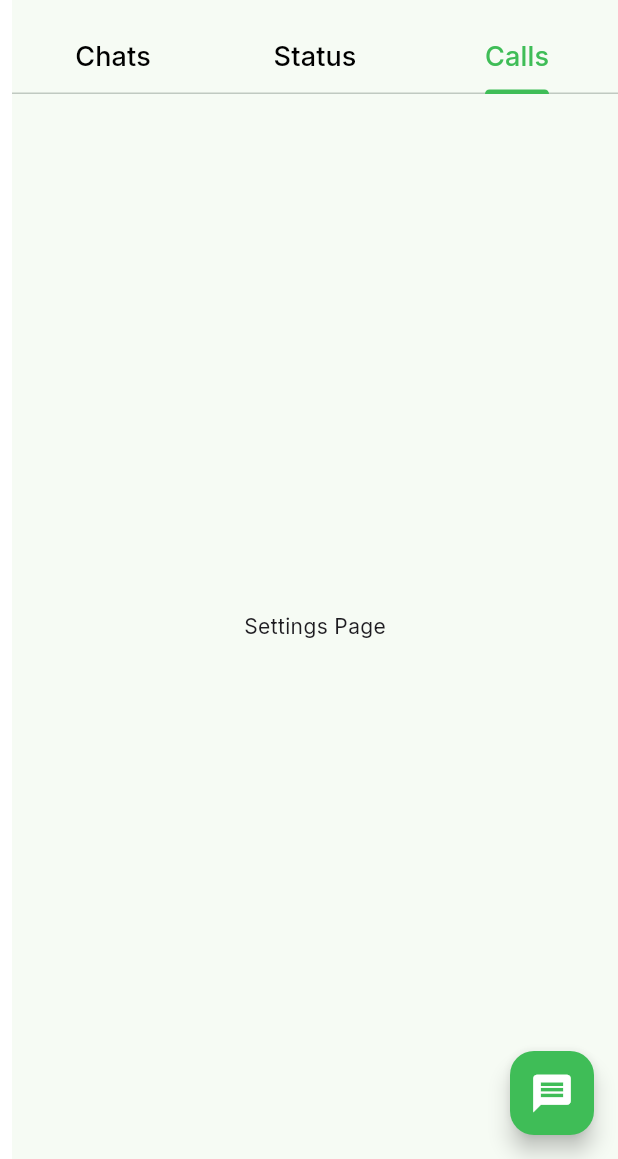
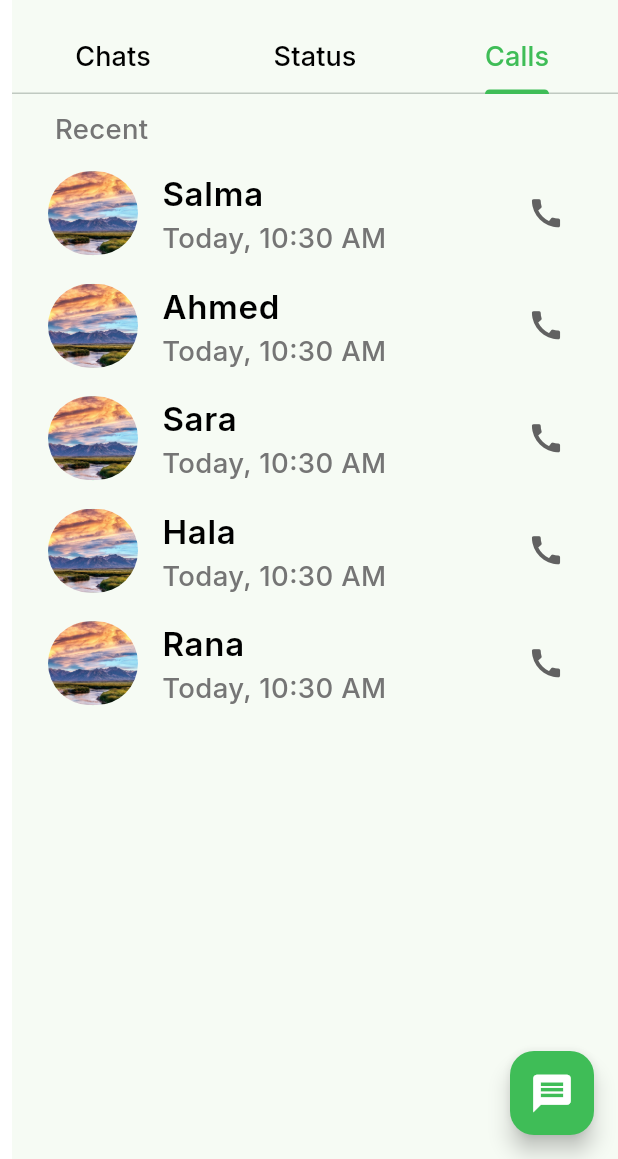
Before and after one commit to Dina-15/whats-app, a Flutter app: the HomeBody screen opened directly, tab 3 chosen, on a phone screen of 412 x 824 dp, the part 77-1236 px from its top. Run offline on Flutter 3.47's test engine with Material 3 defaults, Android fonts, the light colour scheme and no system bars; our stand-ins replace cloud_firestore, firebase_auth, firebase_core, flutter_bloc, flutter_screenutil, flutter_svg and 2 more; accounts and stored records are empty.

Commit message:
add calls feature

```diff
--- a/lib/core/shared_widgets/app_tab_bar_view.dart
+++ b/lib/core/shared_widgets/app_tab_bar_view.dart
@@ -1,4 +1,5 @@
 import 'package:flutter/material.dart';
+import 'package:mentoracademyproject/features/calls/presentation/views/ui/calls_screen.dart';
 import 'package:mentoracademyproject/features/status/presentation/views/ui/status_screen.dart';
 
 import '../../features/home/presentation/views/shared_widgets/chat_list.dart';
@@ -12,7 +13,7 @@ class AppTabBarView extends StatelessWidget {
       children: [
         Center(child: ChatList(),),
         const Center(child: StatusScreen()),
-        const Center(child: Text('Settings Page')),
+        const Center(child: CallsScreen()),
       ],
     );
   }
--- a/lib/core/themes/styles.dart
+++ b/lib/core/themes/styles.dart
@@ -31,7 +31,7 @@ class AppStyles {
   static TextStyle font16DarkGreyRegular = TextStyle(
     fontSize: 16.sp,
     fontWeight: FontWeight.w500,
-    color: Colors.grey,
+    color: Colors.grey[600],
   );
   static TextStyle font18WhiteRegular = TextStyle(
     fontSize: 18.sp,
--- /dev/null
+++ b/lib/features/calls/data/models/others_calls_model.dart
@@ -0,0 +1,11 @@
+class OthersCallsModel {
+  final String image;
+  final String name;
+  final DateTime date;
+
+  OthersCallsModel({
+    required this.date,
+    required this.image,
+    required this.name,
+  });
+}
--- /dev/null
+++ b/lib/features/calls/data/repo/others_data.dart
@@ -0,0 +1,33 @@
+import 'package:mentoracademyproject/core/utils/constants/app_assets.dart';
+
+import '../models/others_calls_model.dart';
+
+class OthersData {
+  static List<OthersCallsModel> callsList = [
+    OthersCallsModel(
+      image: AppAssets.profileImage,
+      name: "Salma",
+      date: DateTime.now(),
+    ),
+    OthersCallsModel(
+      image: AppAssets.profileImage,
+      name: "Ahmed",
+      date: DateTime.now(),
+    ),
+    OthersCallsModel(
+      image: AppAssets.profileImage,
+      name: "Sara",
+      date: DateTime.now(),
+    ),
+    OthersCallsModel(
+      image: AppAssets.profileImage,
+      name: "Hala",
+      date: DateTime.now(),
+    ),
+    OthersCallsModel(
+      image: AppAssets.profileImage,
+      name: "Rana",
+      date: DateTime.now(),
+    ),
+  ];
+}
--- /dev/null
+++ b/lib/features/calls/presentation/views/shared_widgets/calls_list_view.dart
@@ -0,0 +1,23 @@
+import 'package:flutter/material.dart';
+
+import '../../../data/models/others_calls_model.dart';
+import '../../../data/repo/others_data.dart';
+import 'user_call_list_tile.dart';
+
+class CallsListView extends StatelessWidget {
+  const CallsListView({super.key});
+
+  @override
+  Widget build(BuildContext context) {
+
+    final List<OthersCallsModel> callsList =
+        OthersData.callsList;
+
+    return ListView.builder(
+        shrinkWrap: true,
+        physics: const NeverScrollableScrollPhysics(),
+        itemCount: callsList.length,
+        itemBuilder: (context, index) =>
+            UserCallListTile(userModel: callsList[index]));
+  }
+}
--- /dev/null
+++ b/lib/features/calls/presentation/views/shared_widgets/user_call_list_tile.dart
@@ -0,0 +1,40 @@
+import 'package:flutter/material.dart';
+import 'package:intl/intl.dart';
+import 'package:mentoracademyproject/core/themes/colors.dart';
+import 'package:mentoracademyproject/core/themes/styles.dart';
+import '../../../data/models/others_calls_model.dart';
+import 'package:mentoracademyproject/core/shared_widgets/image_circular_avatar.dart';
+
+class UserCallListTile extends StatelessWidget {
+  UserCallListTile({super.key, required this.userModel});
+
+  OthersCallsModel userModel;
+  @override
+  Widget build(BuildContext context) {
+    return ListTile(
+      leading: Stack(clipBehavior: Clip.none, children: [
+        ImageCircularAvatar(
+          image: userModel.image,
+        ),
+      ]),
+      title: Text(
+        userModel.name,
+        style: AppStyles.font28DarkBlackBold.copyWith(
+          fontSize:
+              22, //! To do: change text color and add icon call mad regards call status
+        ),
+      ),
+      subtitle: Text(
+          "${userModel.date.year == DateTime.now().year && userModel.date.month == DateTime.now().month && userModel.date.day == DateTime.now().day ? "Today" : DateFormat('EEEE').format(userModel.date)},"
+          " ${DateFormat('hh:mm a').format(userModel.date)}",
+          style: AppStyles.font16DarkGreyRegular),
+      trailing: IconButton(
+          onPressed: () {}, //! To DO: navigate to call handler
+          icon: Icon(
+            Icons.call,
+            size: 25,
+            color: AppColors.darkGrey,
+          )),
+    );
+  }
+}
--- /dev/null
+++ b/lib/features/calls/presentation/views/ui/calls_screen.dart
@@ -0,0 +1,22 @@
+import 'package:flutter/material.dart';
+import 'package:mentoracademyproject/core/helpers/spacing.dart';
+import 'package:mentoracademyproject/core/themes/styles.dart';
+import '../shared_widgets/calls_list_view.dart';
+
+class CallsScreen extends StatelessWidget {
+  const CallsScreen({super.key});
+
+  @override
+  Widget build(BuildContext context) {
+    return Padding(
+      padding: const EdgeInsets.only(top: 10, left: 8),
+      child: ListView(
+        children: [
+          Text("    Recent", style: AppStyles.font16DarkGreyRegular,),
+          verticalSpace(5),
+          const CallsListView(),
+        ],
+      ),
+    );
+  }
+}
--- a/lib/features/home/presentation/views/shared_widgets/user_chat_list_tile.dart
+++ b/lib/features/home/presentation/views/shared_widgets/user_chat_list_tile.dart
@@ -1,4 +1,6 @@
 import 'package:flutter/material.dart';
+import 'package:intl/intl.dart';
+import 'package:mentoracademyproject/core/helpers/spacing.dart';
 import 'package:mentoracademyproject/core/shared_widgets/image_circular_avatar.dart';
 import 'package:mentoracademyproject/core/themes/colors.dart';
 import 'package:mentoracademyproject/core/themes/styles.dart';
@@ -19,16 +21,14 @@ class UserChatListTile extends StatelessWidget {
       title: Text(userModel.name,
           style: AppStyles.font28DarkBlackBold.copyWith(fontSize: 22)),
       subtitle: Text(userModel.lastMessage ?? "",
-          style: AppStyles.font16DarkGreyRegular
-              .copyWith(color: AppColors.darkGrey)),
+          style: AppStyles.font16DarkGreyRegular),
       trailing: Column(
+        crossAxisAlignment: CrossAxisAlignment.end,
         children: [
-          Text(
-            "${userModel.date.hour}:${userModel.date.minute}",
-            style: AppStyles.font14LightGray
-                .copyWith(color: AppColors.darkGrey, fontSize: 12)
-                .copyWith(color: AppColors.darkGrey),
+          Text(" ${DateFormat('hh:mm a').format(userModel.date)}",
+              style: AppStyles.font16DarkGreyRegular.copyWith(fontSize: 14)
           ),
+          verticalSpace(5),
           MessagesCountBadge(count: userModel.notifications,),
         ],
       ),
--- a/lib/features/status/presentation/views/shared_widgets/admin_status_list_tile.dart
+++ b/lib/features/status/presentation/views/shared_widgets/admin_status_list_tile.dart
@@ -30,8 +30,7 @@ class AdminStatusListTile extends StatelessWidget {
           style: AppStyles.font28DarkBlackBold.copyWith(fontSize: 22),
         ),
         subtitle: Text("Tab to add status update",
-            style: AppStyles.font16DarkGreyRegular
-                .copyWith(color: AppColors.darkGrey)),
+            style: AppStyles.font16DarkGreyRegular),
       ),
     );
   }
--- a/lib/features/status/presentation/views/shared_widgets/user_status_list_tile.dart
+++ b/lib/features/status/presentation/views/shared_widgets/user_status_list_tile.dart
@@ -1,4 +1,5 @@
 import 'package:flutter/material.dart';
+import 'package:intl/intl.dart';
 import 'package:mentoracademyproject/core/themes/colors.dart';
 import 'package:mentoracademyproject/core/themes/styles.dart';
 
@@ -25,9 +26,9 @@ class UserStatusListTile extends StatelessWidget {
             ImageCircularAvatar(image: userModel.image,),]),
         title: Text(userModel.name,
             style: AppStyles.font28DarkBlackBold.copyWith(fontSize: 22)),
-        subtitle: Text("${userModel.date.day}, ${userModel.date.hour}:${userModel.date.minute}",
-            style: AppStyles.font16DarkGreyRegular
-                .copyWith(color: AppColors.darkGrey)),
+        subtitle: Text("${userModel.date.year == DateTime.now().year && userModel.date.month == DateTime.now().month && userModel.date.day == DateTime.now().day ? "Today" : DateFormat('EEEE').format(userModel.date)},"
+            " ${DateFormat('hh:mm a').format(userModel.date)}",
+            style: AppStyles.font16DarkGreyRegular),
       ),
     );
   }
--- a/pubspec.yaml
+++ b/pubspec.yaml
@@ -37,6 +37,7 @@ dependencies:
   firebase_auth:
   cloud_firestore:
   badges:
+  intl:
 
   # The following adds the Cupertino Icons font to your application.
   # Use with the CupertinoIcons class for iOS style icons.
```
Also changed, not shown: pubspec.lock.
